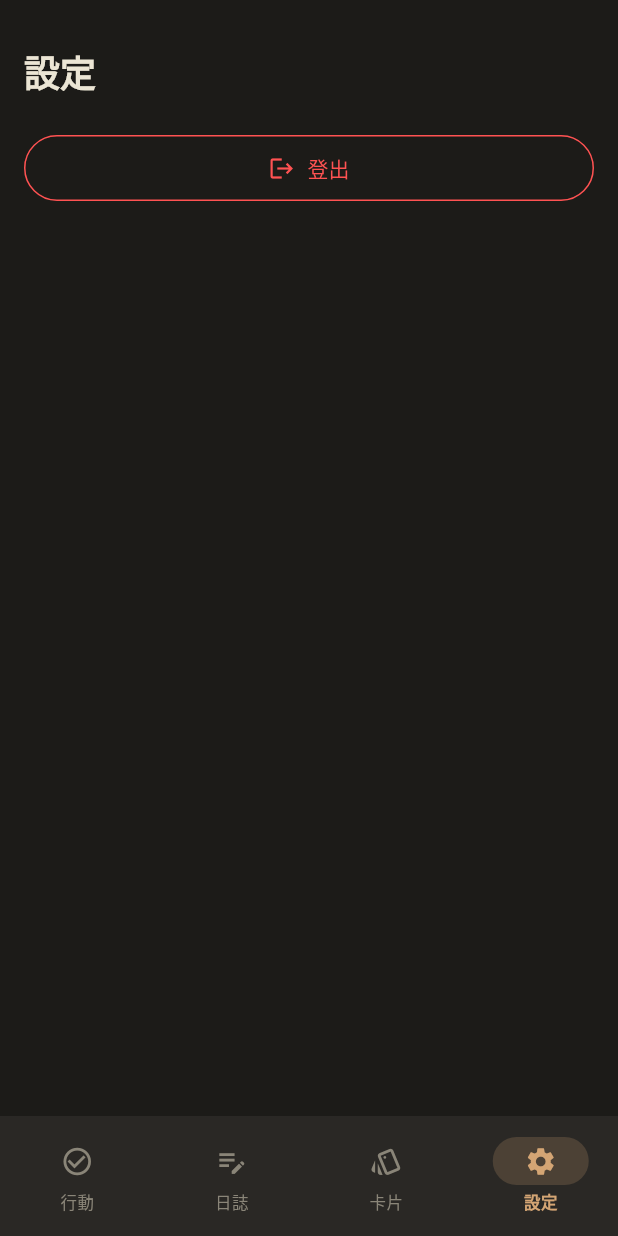
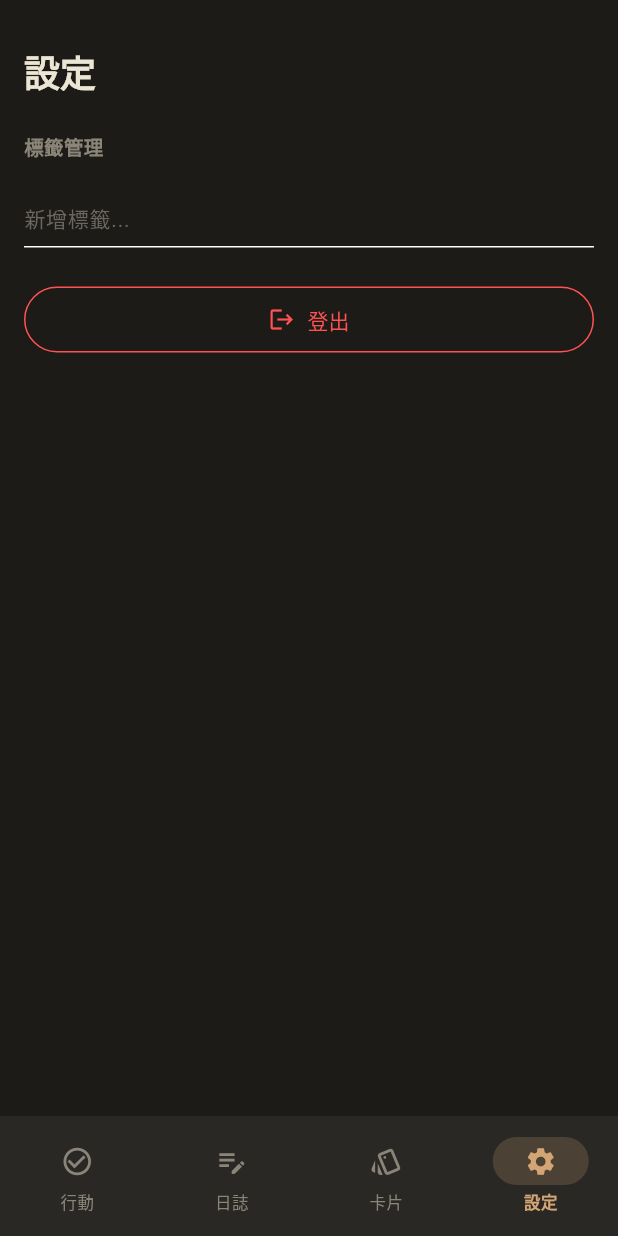
Before and after one commit to gv8899/Nudge, a Flutter app: the SettingsScreen screen opened by its route, on a phone screen of 412 x 824 dp. Run offline on Flutter 3.47's test engine with Material 3 defaults, Android fonts, the phone set to English and light mode, and no system bars; our stand-ins replace dio, flutter_riverpod, flutter_secure_storage, go_router, google_sign_in; accounts and stored records are empty; network calls fail.

Commit message:
feat: TagManager + 設定頁整合
Co-Authored-By: Claude Opus 4.6 (1M context) <noreply@anthropic.com>

```diff
--- a/mobile/lib/features/settings/settings_screen.dart
+++ b/mobile/lib/features/settings/settings_screen.dart
@@ -1,6 +1,7 @@
 import 'package:flutter/material.dart';
 import 'package:flutter_riverpod/flutter_riverpod.dart';
 import '../auth/auth_provider.dart';
+import '../tags/tag_manager.dart';
 
 class SettingsScreen extends ConsumerWidget {
   const SettingsScreen({super.key});
@@ -38,6 +39,8 @@ class SettingsScreen extends ConsumerWidget {
                 ),
                 const SizedBox(height: 32),
               ],
+              const TagManager(),
+              const SizedBox(height: 24),
               SizedBox(
                 width: double.infinity,
                 child: OutlinedButton.icon(
--- /dev/null
+++ b/mobile/lib/features/tags/tag_manager.dart
@@ -0,0 +1,183 @@
+import 'package:flutter/material.dart';
+import 'package:flutter_riverpod/flutter_riverpod.dart';
+import '../../core/theme.dart';
+import 'models.dart';
+import 'tags_provider.dart';
+import 'tag_color_picker.dart';
+
+class TagManager extends ConsumerStatefulWidget {
+  const TagManager({super.key});
+
+  @override
+  ConsumerState<TagManager> createState() => _TagManagerState();
+}
+
+class _TagManagerState extends ConsumerState<TagManager> {
+  final _newNameController = TextEditingController();
+  String? _editingId;
+  final _editController = TextEditingController();
+
+  @override
+  void dispose() {
+    _newNameController.dispose();
+    _editController.dispose();
+    super.dispose();
+  }
+
+  @override
+  Widget build(BuildContext context) {
+    final tagsAsync = ref.watch(tagsProvider);
+    final tags = tagsAsync.when(
+        data: (t) => t, loading: () => <Tag>[], error: (_, _) => <Tag>[]);
+
+    return Column(
+      crossAxisAlignment: CrossAxisAlignment.start,
+      children: [
+        const Text('標籤管理',
+            style: TextStyle(
+                fontSize: 13,
+                fontWeight: FontWeight.bold,
+                color: AppColors.textDim)),
+        const SizedBox(height: 12),
+        ...tags.map((tag) => Padding(
+              padding: const EdgeInsets.symmetric(vertical: 4),
+              child: Row(
+                children: [
+                  GestureDetector(
+                    onTap: () => _showColorPicker(tag),
+                    child: Container(
+                        width: 16,
+                        height: 16,
+                        decoration: BoxDecoration(
+                            color: TagColor.resolve(tag.color),
+                            shape: BoxShape.circle)),
+                  ),
+                  const SizedBox(width: 12),
+                  Expanded(
+                    child: _editingId == tag.id
+                        ? TextField(
+                            controller: _editController,
+                            autofocus: true,
+                            style: const TextStyle(
+                                fontSize: 14, color: AppColors.foreground),
+                            decoration: const InputDecoration(
+                                isDense: true,
+                                contentPadding:
+                                    EdgeInsets.symmetric(vertical: 8),
+                                border: UnderlineInputBorder(
+                                    borderSide:
+                                        BorderSide(color: AppColors.primary)),
+                                focusedBorder: UnderlineInputBorder(
+                                    borderSide:
+                                        BorderSide(color: AppColors.primary))),
+                            onSubmitted: (value) async {
+                              final trimmed = value.trim();
+                              if (trimmed.isNotEmpty && trimmed != tag.name) {
+                                await ref
+                                    .read(tagActionsProvider)
+                                    .update(tag.id, name: trimmed);
+                                ref.invalidate(tagsProvider);
+                              }
+                              setState(() => _editingId = null);
+                            },
+                            onTapOutside: (_) =>
+                                setState(() => _editingId = null),
+                          )
+                        : GestureDetector(
+                            onTap: () {
+                              _editController.text = tag.name;
+                              setState(() => _editingId = tag.id);
+                            },
+                            child: Padding(
+                                padding:
+                                    const EdgeInsets.symmetric(vertical: 8),
+                                child: Text(tag.name,
+                                    style: const TextStyle(
+                                        fontSize: 14,
+                                        color: AppColors.foreground))),
+                          ),
+                  ),
+                  GestureDetector(
+                    onTap: () => _confirmDelete(tag),
+                    child: const Padding(
+                        padding: EdgeInsets.all(8),
+                        child: Icon(Icons.delete_outline,
+                            size: 18, color: AppColors.textFaint)),
+                  ),
+                ],
+              ),
+            )),
+        const SizedBox(height: 8),
+        TextField(
+          controller: _newNameController,
+          style: const TextStyle(fontSize: 14, color: AppColors.foreground),
+          decoration: const InputDecoration(
+            hintText: '新增標籤...',
+            hintStyle: TextStyle(color: AppColors.textFaint),
+            isDense: true,
+            contentPadding: EdgeInsets.symmetric(vertical: 8),
+            border: UnderlineInputBorder(
+                borderSide: BorderSide(color: AppColors.border)),
+            focusedBorder: UnderlineInputBorder(
+                borderSide: BorderSide(color: AppColors.primary)),
+          ),
+          onSubmitted: (_) => _addTag(),
+        ),
+      ],
+    );
+  }
+
+  Future<void> _addTag() async {
+    final name = _newNameController.text.trim();
+    if (name.isEmpty) return;
+    await ref.read(tagActionsProvider).create(name);
+    ref.invalidate(tagsProvider);
+    _newNameController.clear();
+  }
+
+  void _showColorPicker(Tag tag) {
+    showModalBottomSheet(
+      context: context,
+      backgroundColor: AppColors.card,
+      shape: const RoundedRectangleBorder(
+          borderRadius: BorderRadius.vertical(top: Radius.circular(16))),
+      builder: (_) => Padding(
+        padding: const EdgeInsets.all(24),
+        child: TagColorPicker(
+            selected: tag.color,
+            onSelected: (color) async {
+              Navigator.pop(context);
+              await ref
+                  .read(tagActionsProvider)
+                  .update(tag.id, color: color);
+              ref.invalidate(tagsProvider);
+            }),
+      ),
+    );
+  }
+
+  void _confirmDelete(Tag tag) {
+    showDialog(
+      context: context,
+      builder: (ctx) => AlertDialog(
+        backgroundColor: AppColors.card,
+        title: const Text('刪除標籤', style: TextStyle(fontSize: 16)),
+        content: Text('確定要刪除「${tag.name}」嗎？',
+            style: const TextStyle(fontSize: 14, color: AppColors.textDim)),
+        actions: [
+          TextButton(
+              onPressed: () => Navigator.pop(ctx),
+              child: const Text('取消')),
+          TextButton(
+              onPressed: () async {
+                Navigator.pop(ctx);
+                await ref.read(tagActionsProvider).delete(tag.id);
+                ref.invalidate(tagsProvider);
+              },
+              child:
+                  const Text('刪除', style: TextStyle(color: Colors.redAccent))),
+        ],
+      ),
+    );
+  }
+}
```
